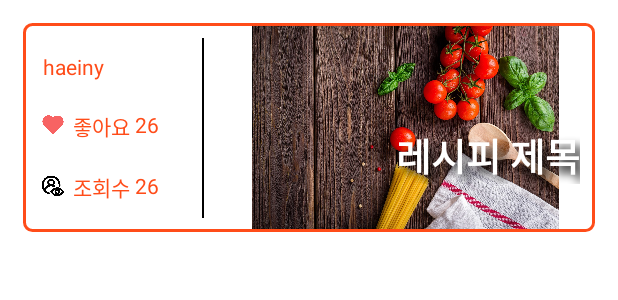
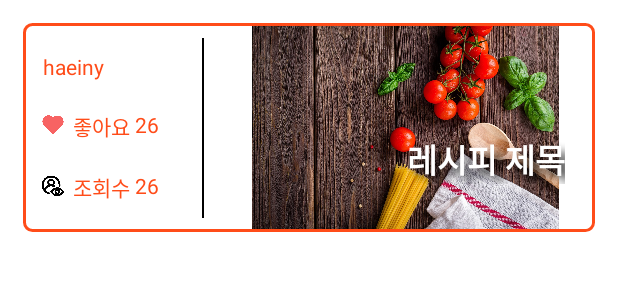
Before and after one commit to ajou-swef/cookcode-android, an Android app: the layout search_recipe_recyclerview_item.xml on its own in the app's theme, with its tools: preview values and no code run, on a phone screen of 412 x 824 dp. Shown: the top 300 px of the screen. Run offline under Robolectric (Android 15) with nearby library versions, the phone set to English and light mode, and no system bars.

```diff
--- a/cookcode/app/src/main/res/layout/search_recipe_recyclerview_item.xml
+++ b/cookcode/app/src/main/res/layout/search_recipe_recyclerview_item.xml
@@ -119,19 +119,19 @@
             android:id="@+id/recipe_name"
             android:text="@string/recipe_name"
             android:textColor="@color/white"
-            android:textSize="25sp"
+            android:textSize="22sp"
             android:textStyle="bold"
             android:layout_width="0dp"
             android:layout_height="wrap_content"
             android:layout_marginBottom="30dp"
-            android:layout_marginEnd="10dp"
-            android:gravity="end"
+            android:layout_marginEnd="20dp"
             android:shadowRadius="7.0"
             android:shadowDx="7.0"
             android:shadowDy="7.0"
             android:shadowColor="#000000"
+            android:gravity="end"
+            app:layout_constraintStart_toStartOf="@+id/main_image"
             app:layout_constraintEnd_toEndOf="parent"
-            app:layout_constraintStart_toStartOf="@+id/main_image"
             app:layout_constraintBottom_toBottomOf="@+id/main_image"/>
 
     </androidx.constraintlayout.widget.ConstraintLayout>
```
Also changed, not shown: cookcode/app/src/main/java/com/swef/cookcode/RecipeStepActivity.kt (+39 -9 lines).
